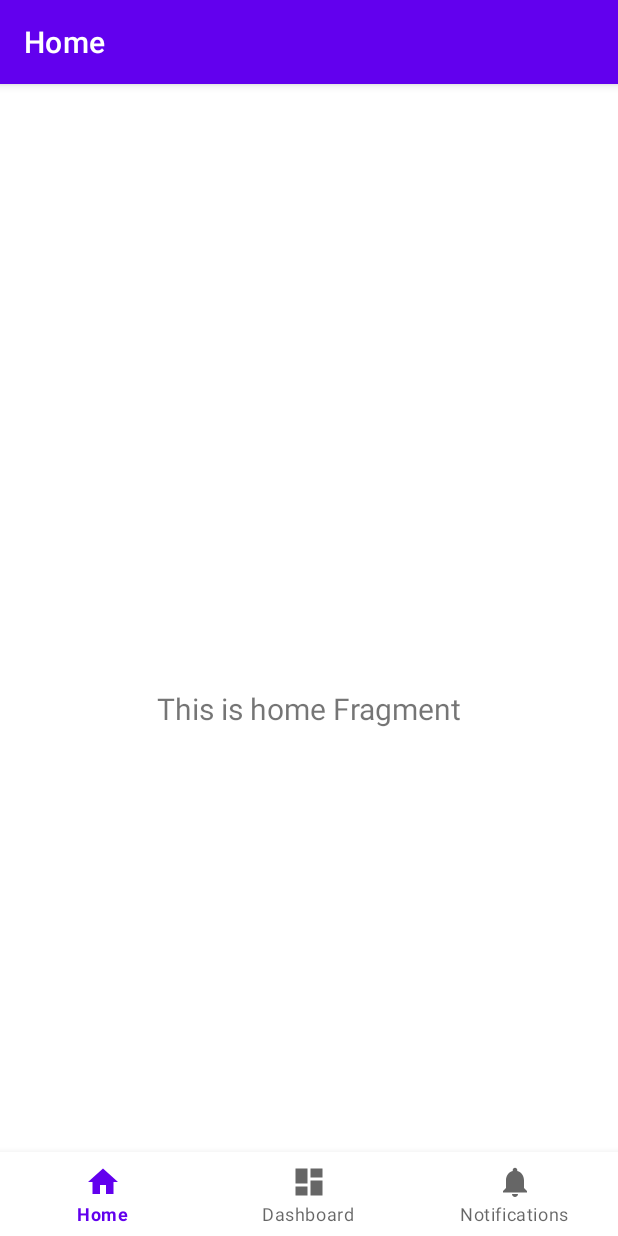
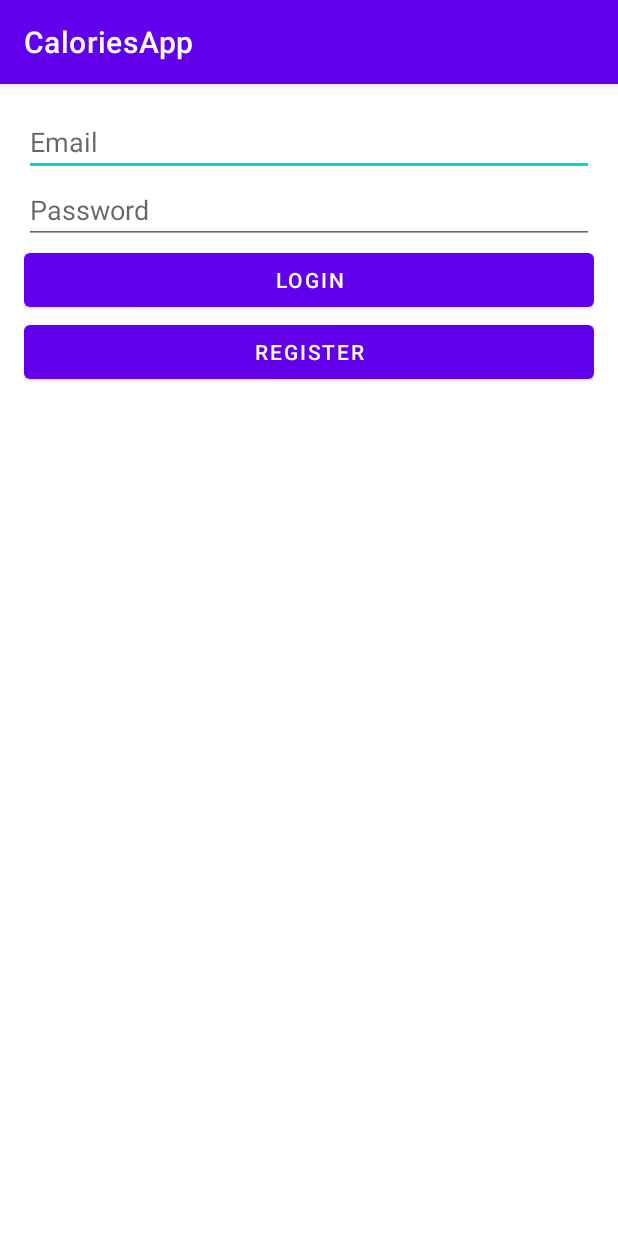
Before and after one commit to mark405/caloriesapp, an Android app: the screen it shows after launch (MainActivity before the commit, LoginActivity after it), on a phone screen of 412 x 824 dp. Run offline under Robolectric (Android 15) with nearby library versions, the phone set to English and light mode, and no system bars.

Commit message:
basic login and registration

```diff
--- a/app/src/main/AndroidManifest.xml
+++ b/app/src/main/AndroidManifest.xml
@@ -1,7 +1,7 @@
 <?xml version="1.0" encoding="utf-8"?>
 <manifest xmlns:android="http://schemas.android.com/apk/res/android"
     xmlns:tools="http://schemas.android.com/tools">
-
+    <uses-permission android:name="android.permission.INTERNET"/>
     <application
         android:allowBackup="true"
         android:dataExtractionRules="@xml/data_extraction_rules"
@@ -12,6 +12,8 @@
         android:supportsRtl="true"
         android:theme="@style/Theme.CaloriesApp"
         tools:targetApi="31">
+        <activity android:name=".LoginActivity" />
+        <activity android:name=".RegisterActivity" />
         <activity
             android:name=".MainActivity"
             android:exported="true"
--- a/app/src/main/java/com/example/caloriesapp/MainActivity.kt
+++ b/app/src/main/java/com/example/caloriesapp/MainActivity.kt
@@ -1,12 +1,9 @@
 package com.example.caloriesapp
 
+import android.content.Intent
+import android.content.SharedPreferences
 import android.os.Bundle
-import com.google.android.material.bottomnavigation.BottomNavigationView
 import androidx.appcompat.app.AppCompatActivity
-import androidx.navigation.findNavController
-import androidx.navigation.ui.AppBarConfiguration
-import androidx.navigation.ui.setupActionBarWithNavController
-import androidx.navigation.ui.setupWithNavController
 import com.example.caloriesapp.databinding.ActivityMainBinding
 
 class MainActivity : AppCompatActivity() {
@@ -16,20 +13,20 @@ class MainActivity : AppCompatActivity() {
     override fun onCreate(savedInstanceState: Bundle?) {
         super.onCreate(savedInstanceState)
 
+        if (!isUserLoggedIn()) {
+            val intent = Intent(this, LoginActivity::class.java)
+            startActivity(intent)
+            finish()
+            return
+        }
+
         binding = ActivityMainBinding.inflate(layoutInflater)
         setContentView(binding.root)
+    }
 
-        val navView: BottomNavigationView = binding.navView
-
-        val navController = findNavController(R.id.nav_host_fragment_activity_main)
-        // Passing each menu ID as a set of Ids because each
-        // menu should be considered as top level destinations.
-        val appBarConfiguration = AppBarConfiguration(
-            setOf(
-                R.id.navigation_home, R.id.navigation_dashboard, R.id.navigation_notifications
-            )
-        )
-        setupActionBarWithNavController(navController, appBarConfiguration)
-        navView.setupWithNavController(navController)
+    private fun isUserLoggedIn(): Boolean {
+        val sharedPreferences: SharedPreferences = getSharedPreferences("AppPrefs", MODE_PRIVATE)
+        val token = sharedPreferences.getString("accessToken", null)
+        return !token.isNullOrEmpty()
     }
 }
--- /dev/null
+++ b/app/src/main/java/com/example/caloriesapp/network/RetrofitInstance.kt
@@ -0,0 +1,40 @@
+package com.example.caloriesapp.network
+
+import android.content.Context
+import com.example.caloriesapp.network.AuthService
+import okhttp3.OkHttpClient
+import retrofit2.Retrofit
+import retrofit2.converter.gson.GsonConverterFactory
+
+object RetrofitInstance {
+    private const val BASE_URL = "https://browney-auth-1033066542238.europe-west1.run.app"
+
+    var appContext: Context? = null
+
+    // Initialize the context at the start of the app
+    fun init(context: Context) {
+        appContext = context.applicationContext
+    }
+
+    // OkHttpClient with interceptor for adding token to requests
+    private val client = OkHttpClient.Builder().apply {
+        addInterceptor { chain ->
+            val request = chain.request().newBuilder()
+            val token = appContext?.let { SharedPreferencesManager.getAccessToken(it) }
+            token?.let {
+                request.addHeader("Authorization", "Bearer $it")
+            }
+            chain.proceed(request.build())
+        }
+    }.build()
+
+    // Initialize Retrofit and the API service
+    private val retrofit = Retrofit.Builder()
+        .baseUrl(BASE_URL)
+        .addConverterFactory(GsonConverterFactory.create())
+        .client(client)
+        .build()
+
+    // Create an instance of AuthService using retrofit
+    val api: AuthService = retrofit.create(AuthService::class.java)
+}
--- /dev/null
+++ b/app/src/main/res/layout/activity_login.xml
@@ -0,0 +1,33 @@
+<?xml version="1.0" encoding="utf-8"?>
+<LinearLayout xmlns:android="http://schemas.android.com/apk/res/android"
+    android:layout_width="match_parent"
+    android:layout_height="match_parent"
+    android:orientation="vertical"
+    android:padding="16dp">
+
+    <EditText
+        android:id="@+id/emailEditText"
+        android:layout_width="match_parent"
+        android:layout_height="wrap_content"
+        android:hint="Email" />
+
+    <EditText
+        android:id="@+id/passwordEditText"
+        android:layout_width="match_parent"
+        android:layout_height="wrap_content"
+        android:hint="Password"
+        android:inputType="textPassword" />
+
+    <Button
+        android:id="@+id/loginButton"
+        android:layout_width="match_parent"
+        android:layout_height="wrap_content"
+        android:text="Login" />
+
+    <Button
+        android:id="@+id/registerButton"
+        android:layout_width="match_parent"
+        android:layout_height="wrap_content"
+        android:text="Register" />
+
+</LinearLayout>
```
Also changed, not shown: app/build.gradle.kts (+6 -1 lines), app/src/main/java/com/example/caloriesapp/LoginActivity.kt (added, +94 -0 lines), app/src/main/java/com/example/caloriesapp/RegisterActivity.kt (added, +69 -0 lines), app/src/main/java/com/example/caloriesapp/TokenUtil.kt (added, +41 -0 lines), app/src/main/java/com/example/caloriesapp/network/AuthService.kt (added, +19 -0 lines), app/src/main/java/com/example/caloriesapp/network/SharedPreferencesManager.kt (added, +19 -0 lines), app/src/main/java/com/example/caloriesapp/ui/home/HomeFragment.kt (+65 -8 lines), app/src/main/res/layout/activity_register.xml (added, +33 -0 lines), app/src/main/res/layout/fragment_home.xml (+8 -1 lines).
